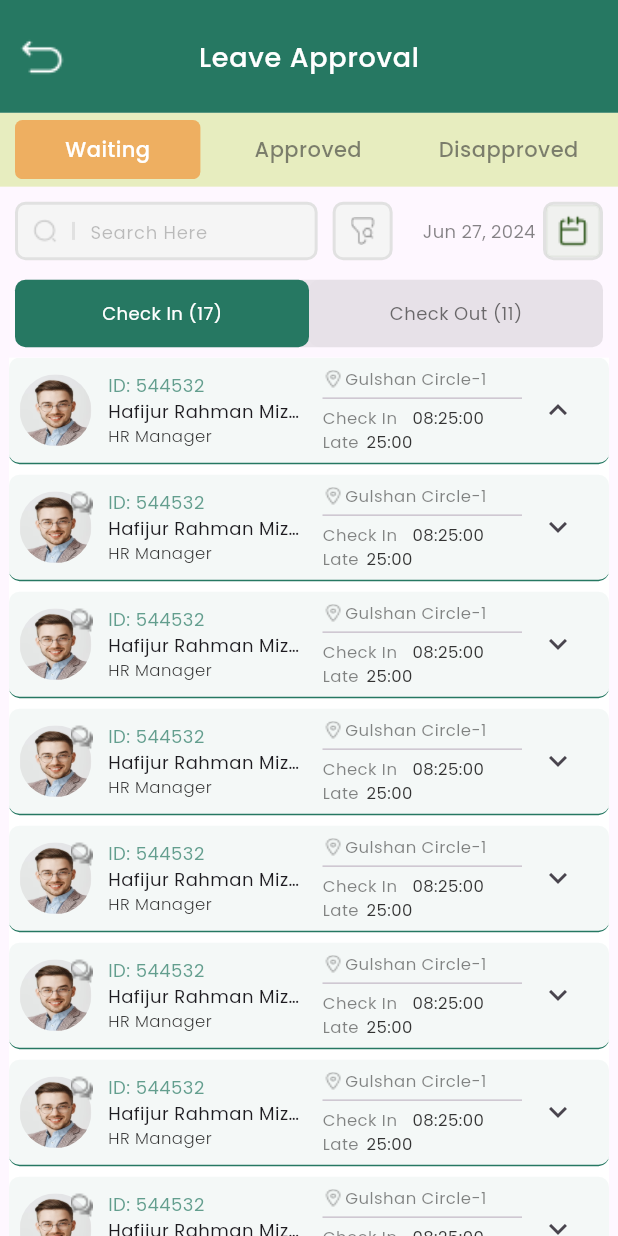
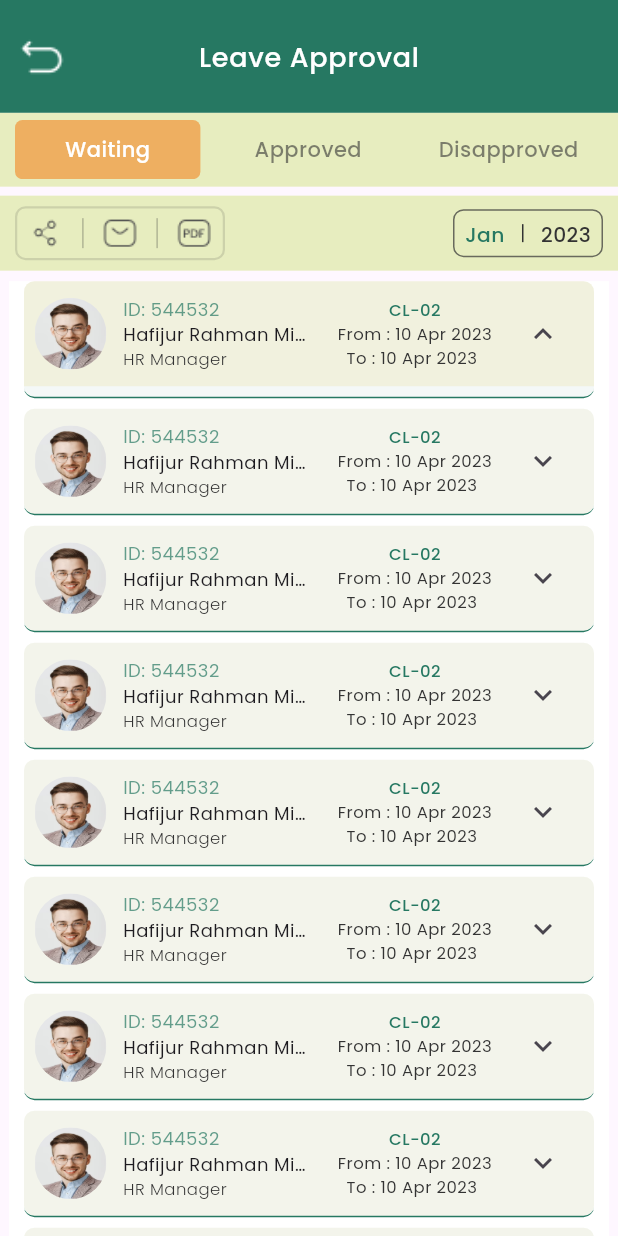
Before and after one commit to jibika52/jibika_plexus, a Flutter app: the screen it shows after launch, on a phone screen of 412 x 824 dp. Run offline on Flutter 3.47's test engine with Material 3 defaults, Android fonts, the phone set to English and light mode, and no system bars; our stand-ins replace animated_notch_bottom_bar, country_picker, fl_chart, flutter_svg, get_storage, google_fonts and 3 more; statements that could not run were skipped; project files that could hold a hidden picture were left out.

Commit message:
done leave Approval

```diff
--- a/lib/View/HomeScreen/HomeComponent/HomeFirstPartComponent/HomeFirstPartComponentLeave/home_first_part_component_leave.dart
+++ b/lib/View/HomeScreen/HomeComponent/HomeFirstPartComponent/HomeFirstPartComponentLeave/home_first_part_component_leave.dart
@@ -26,7 +26,10 @@ class HomeFirstPartComponentLeave extends StatefulWidget {
 class _HomeFirstPartComponentLeaveState extends State<HomeFirstPartComponentLeave> {
   int  selectedindex=0;
   double animatedheight=0;
+  double animatwidth=100;
   String ? getindex;
+  bool _is_click_date=false;
+  int selectedmonth=0;
   @override
   Widget build(BuildContext context) {
     final isChekin=Provider.of<CounterProvider>(context).isCheckIn;
@@ -42,6 +45,7 @@ class _HomeFirstPartComponentLeaveState extends State<HomeFirstPartComponentLeav
         width: double.infinity,
         child: Column(
           children: [
+            /// ------------------------ Waiting approved and disApproved ---------------------------
             Container(
               height: h*.06,
               width: double.infinity,
@@ -61,7 +65,6 @@ class _HomeFirstPartComponentLeaveState extends State<HomeFirstPartComponentLeav
                         }
                        else if(index==1){
                           value.leave_approval();
-                          print("ddddddddddddddddddddddddd");
                         }
                        else{
                           value.leave_Disapproval();
@@ -83,180 +86,128 @@ class _HomeFirstPartComponentLeaveState extends State<HomeFirstPartComponentLeav
                     ),),
               )
             ),
+            SizedBox(height: 6,),
+            /// ------------------ Second part ------------///
+            InkWell(
+              onTap: () {
+                  setState(() {
+                    _is_click_date=!_is_click_date;
+                    if(_is_click_date==true){
+                      animatwidth=w*0.95;
+                    }else{
+                      animatwidth=100.0;
+                    }
+              },);
+
+              },
+              child: Container(
+                height: 50,
+                width: double.infinity,
+                padding: EdgeInsets.only(left: 10, right: 10, top: 7, bottom: 7 ),
+                color: leave_approval_button_color,
+                child: Stack(
+                  children: [
                     Container(
-              height: 55,
-              width: double.infinity,
-              padding: EdgeInsets.only(
-                  top: 10,right: 10,left: 10,bottom: 6
-              ),
-              child: Row(
-                children: [
-                  Expanded(
-                      flex: 10,
-                      child: Container(
-                        height: 48,
-                        width: 300,
+                      height: 42,
+                      width: 140,
                       decoration: BoxDecoration(
                         borderRadius: BorderRadius.circular(7),
-                            color:Color.fromRGBO(245, 245, 245, 1),
-                            border: Border.all(width: 2,color: Main_Theme_textColor.withOpacity(0.1))
-                        ),
-                        child: Row(
-                          children: [
-                            Container(
-                              margin: EdgeInsets.only(
-                                  left: 10,right: 10
-                              ),
-                              height: 16,width: 16 ,
-                              child: CustomImageSction(height: 16, width: 16, radius: 1, image: "Assets/DashBoardIcons/searchnormal.png"),
-                            ),
-                            Container(
-                              margin: EdgeInsets.only(right: 10
-                              ),
-                              height: 12,
-                              width: 2,
-                              color: Main_Theme_textColor.withOpacity(0.1),
-                            ),
-                            Expanded(
-                              child: Container(
-                                  child: TextFormField(
-                                    style: GoogleFonts.poppins(
-                                      fontWeight: FontWeight.w400,
-                                      fontSize: 12,
-                                    ),
-                                    decoration: InputDecoration(
-                                        contentPadding: EdgeInsets.only(bottom: 10),
-                                        border: InputBorder.none,
-                                        hintStyle: TextStyle(
-                                            fontWeight: FontWeight.w400,
-                                            fontSize: 12,
-                                            color: Main_Theme_textColor.withOpacity(0.30)
-                                        ),
-                                        hintText: "Search Here"
-                                    ),
+                       // color: Colors.red,
+                        border: Border.all(
+                          color: Main_Theme_textColor.withOpacity(0.15),
+                          width: 1.5
                         )
                       ),
-                            )
-                          ],
+                      padding: EdgeInsets.only(left: 7,right: 7),
+                      child: Row(
+                        mainAxisAlignment: MainAxisAlignment.spaceBetween,
+                        children: [
+                          CustomImageSction(height: 24, width: 24, radius: 1, image: "Assets/Icons/share2.png"),
+                         Container(
+                            height: 20,
+                            width: 1,
+                            color: Main_Theme_textColor.withOpacity(0.3),
                           ),
-                      )),
+                          CustomImageSction(height: 24, width: 24, radius: 1, image: "Assets/Icons/sms.png"),
+                         Container(
+                            height: 20,
+                            width: 1,
+                            color: Main_Theme_textColor.withOpacity(0.3),
+                          ),
+                          CustomImageSction(height: 24, width: 24, radius: 1, image: "Assets/Icons/pdf.png"),
 
-                  Container(
-                    height: 53,
-                    width: 40,
-                    margin: EdgeInsets.only(
-                        left: 10,right: 10
-                    ),
-                    padding: EdgeInsets.symmetric(
-                        horizontal: 10,
-                        vertical: 7.95
-                    ),
-                    decoration: BoxDecoration(
-                        borderRadius: BorderRadius.circular(7),
-                        color:Color.fromRGBO(245, 245, 245, 1),
-                        border: Border.all(width: 2,color: Main_Theme_textColor.withOpacity(0.1))
-                    ),
-                    child: CustomImageSction(height: 17, width: 15, radius: 1, image: "Assets/DrawerImage/search_filter.png"),
-                  ),
-
-
-
-                  Container(
-                    height: 54,
-                    child: Row(
-                      mainAxisAlignment: MainAxisAlignment.end,
-                      crossAxisAlignment: CrossAxisAlignment.center,
-                      children: [
-                        Padding(
-                          padding: const EdgeInsets.only(top: 1.0,left: 10),
-                          child: ColorCustomText(
-                            text: "${selected2Datee}",
-                            textColor: Main_Theme_textColor.withOpacity(0.6),
-                            fontSize: 12,
-                            fontWeight: FontWeight.w400, letterSpacing: 0.2,),
-                        ),
-                        SizedBox(width: 5,),
-                        /// ---------- Custom Calender Part --------- ///
-                        InkWell(
-                          onTap: () {
-                            _select2Date(context);
-                          },
-                          child: Container(
-                            height: 53,
-                            width: 40,
-                            decoration: BoxDecoration(
-                                borderRadius: BorderRadius.circular(7),
-                                color:Color.fromRGBO(245, 245, 245, 1),
-                                border: Border.all(width: 2,color: Main_Theme_textColor.withOpacity(0.1))
-                            ),
-                            child: CustomImageSction(height: 17, width: 15, radius: 1, image: "Assets/DashBoardIcons/clender.png"),
-                          ),
-                        ),
                         ],
                       ),
                     ),
-                ],
-              ),
-            ),
-
-            /// ------------------ Second part ------------///
-            Consumer<CounterProvider>(
-              builder: (context, value, child) {
-                return Container(
-                  height: 45,width: double.infinity,
+                    Positioned(
+                        right: 0,
+                        bottom: 2,
+                        child: AnimatedContainer(
+                      duration: Duration(milliseconds: 300),
+                      height: 32,
+                      width: animatwidth,
                       decoration: BoxDecoration(
                           borderRadius: BorderRadius.circular(7),
-                      color: Main_Theme_textColor.withOpacity(0.1)
+                            color: leave_approval_button_color,
+                          border: Border.all(
+                              color: Main_Theme_textColor.withOpacity(0.7),
+                              width: 1
+                          )
                       ),
-                  margin: EdgeInsets.only(
-                      top: 7,bottom: 7,left: 10,right: 10
+                      padding: EdgeInsets.all(7),
+                      child: Row(
+                        mainAxisAlignment: MainAxisAlignment.spaceBetween,
+                        children: [
+                        _is_click_date==false?  ColorCustomText(fontSize: font12header, fontWeight: FontWeight.w500, text: "${monthList[selectedmonth]}", letterSpacing: 0.3,
+                            textColor: CustomButtonColor) :
+                                Expanded(child: ListView.builder(
+                                  itemCount: MonthList.length,
+                                  scrollDirection: Axis.horizontal,
+                                  itemBuilder: (context, index) {
+                                  return InkWell(
+                                    onTap: () {
+                                          setState(() {
+                                            selectedmonth=index;
+                                            _is_click_date=!_is_click_date;
+                                            if(_is_click_date==true){
+                                              animatwidth=w*0.95;
+                                            }else{
+                                              animatwidth=100.0;
+                                            }
+
+                                        },);
+
+
+                                    },
+                                    child: Padding(
+                                      padding: const EdgeInsets.only(right: 10.0,left: 5),
+                                      child: Text("${MonthList[index]}"),
                                     ),
-                  child: Row(
-                    children: [
-                      Expanded(
-                          child: InkWell(
-                            onTap: () {
-                              value.clickIn();
-                            },
-                            child: Container(
-                              height: 50,
-                              width: 500,
-                              decoration: BoxDecoration(
-                                borderRadius: BorderRadius.circular(7),
-                                color:value.isCheckIn==true? CheckInColor:Main_Theme_textColor.withOpacity(0.01),
+                                  ) ;
+                                },)),
+                          Container(
+                            height: 12,
+                            width: 1,
+                            color: Main_Theme_textColor,
+                            margin: EdgeInsets.only(left: 5,right: 5),
                           ),
-                              alignment: Alignment.center,child: ColorCustomText(fontSize: 12, fontWeight: FontWeight.w400, text: "Check In (17)", letterSpacing: 0.3,textColor:value.isCheckIn==true? Main_Theme_WhiteCollor:Main_Theme_textColor.withOpacity(0.70),),
-                            ),
-                          )),
-                      Expanded(
-                          child: InkWell(
-                            onTap: () {
-                              value.clickout();
-                              setState(() {
-                                animatedheight=0;
-                              });
-                            },
-                            child: Container(
-                              height: 50,
-                              width: 500,
-                              decoration: BoxDecoration(
-                                borderRadius: BorderRadius.circular(7),
-                                color:value.isCheckIn==true?Main_Theme_textColor.withOpacity(0.01): CheckOutColor,
-                              ),
-                              alignment: Alignment.center,child: ColorCustomText(fontSize: 12, fontWeight: FontWeight.w400, text: "Check Out (11)", letterSpacing: 0.3,textColor:value.isCheckIn==true?Main_Theme_textColor.withOpacity(0.70): Main_Theme_WhiteCollor,),
-
+                          ColorCustomText(fontSize: font12header, fontWeight: FontWeight.w500, text: "2023", letterSpacing: 0.3, textColor: Main_Theme_textColor),
+                        ],
                       ),
                     ))
                   ],
                 ),
-                );
-              },
+              ),
             ),
             /// ------------------ third part ------------///
             Expanded(
               child: Container(
+                margin: EdgeInsets.only(top: 7),
                 width: 400,
                 color: Main_Theme_WhiteCollor,
+                padding: EdgeInsets.only(
+                  left: 10,right: 10
+                ),
                 child: Container(
                     child: ListView.builder(
                       itemCount: 10,
@@ -272,7 +223,7 @@ class _HomeFirstPartComponentLeaveState extends State<HomeFirstPartComponentLeav
                                     animatedheight=0;
                                     getindex='';
                                   }else{
-                                    animatedheight=270;
+                                    animatedheight=130;
                                     getindex="$index";
                                   }
 
@@ -283,8 +234,8 @@ class _HomeFirstPartComponentLeaveState extends State<HomeFirstPartComponentLeav
                           child: Container(
                             decoration: BoxDecoration(
                                 borderRadius: BorderRadius.all( Radius.circular(7)),
-                                //  color: Color(0xffF3FCFB)
-                                color:isChekin==false?  CheckOutColor.withOpacity(0.08) : CustomButtonColor.withOpacity(0.05),
+
+                                 color:  CustomButtonColor.withOpacity(0.05),
                                 border: Border(bottom: BorderSide( color:isChekin==false?CheckOutColor:  CustomButtonColor))
                             ),
                             margin: EdgeInsets.only(bottom: 7),
@@ -300,8 +251,8 @@ class _HomeFirstPartComponentLeaveState extends State<HomeFirstPartComponentLeav
                                       bottomLeft: Radius.circular( selectedindex==index?0:7),
                                       bottomRight:Radius.circular( selectedindex==index?0:7),
                                     ),
-                                    //  color: Color(0xffF3FCFB)
-                                    //   color: CustomButtonColor.withOpacity(0.05),
+
+                                     color:selectedindex==index?leave_color.withOpacity(0.1) : leave_color.withOpacity(0.05),
                                     //  border: Border(bottom: BorderSide(color:_selectedindex==index?CustomButtonColor.withOpacity(0.05): CustomButtonColor))
                                   ),
                                   width: double.infinity,
@@ -329,9 +280,7 @@ class _HomeFirstPartComponentLeaveState extends State<HomeFirstPartComponentLeav
                                                   child: CustomImageSction(height: 50, width: 50, radius: 1, image: "Assets/DrawerImage/testperson.png")
                                               ),
                                             ),
-                                            selectedindex==index || getindex==0? Container():  Positioned(
-                                                right: 0,
-                                                child: CustomImageSction(height: 18, width: 15, radius: 1, image: "Assets/DrawerImage/chat.png"))
+
 
                                           ],
                                         ),
@@ -354,45 +303,33 @@ class _HomeFirstPartComponentLeaveState extends State<HomeFirstPartComponentLeav
                                             ],
                                           )),
                                       SizedBox(width: 10,),
+
+
                                       Expanded(
                                           flex: 4,
                                           child: Column(
-                                            crossAxisAlignment: CrossAxisAlignment.start,
+                                            crossAxisAlignment: CrossAxisAlignment.center,
                                             mainAxisAlignment: MainAxisAlignment.center,
                                             children: [
                                               Row(
+                                                mainAxisAlignment: MainAxisAlignment.center,
                                                 children: [
-                                                  CustomImageSction(height: 12, width: 15, radius: 1, image: "Assets/DrawerImage/location.png"),
-                                                  ColorCustomText(fontSize: 11, fontWeight: FontWeight.w400, text: "Gulshan Circle-1", letterSpacing: 0.3, textColor: Main_Theme_textColor.withOpacity(0.6),),
-                                                ],
-                                              ),
-                                              Divider(
-                                                height: 10,
-                                              ),
-                                              Row(
-                                                children: [
-                                                  ColorCustomText(fontSize: 11, fontWeight: FontWeight.w400, text:isChekin==false?"Check Out": "Check In", letterSpacing: 0.3, textColor: Main_Theme_textColor.withOpacity(0.6),),
-                                                  SizedBox(width: 10,),
-                                                  CustomText(fontSize: 11, fontWeight: FontWeight.w400, text: "08:25:00", letterSpacing: 0.3, ),
+                                                ColorCustomText(fontSize: 11, fontWeight: FontWeight.w500, text: "CL-02", letterSpacing: 0.3, textColor: CustomButtonColor,),
                                                 ],
                                               ),
                                               Row(
+                                                mainAxisAlignment: MainAxisAlignment.center,
                                                 children: [
-                                                  ColorCustomText(fontSize: 11, fontWeight: FontWeight.w400, text:isChekin==false?"Early" :"Late", letterSpacing: 0.3, textColor: Main_Theme_textColor.withOpacity(0.6),),
-                                                  SizedBox(width: 5,),
-                                                  CustomText(fontSize: 11, fontWeight: FontWeight.w400, text: "25:00", letterSpacing: 0.3, ),
+                                                  ColorCustomText(fontSize: 11, fontWeight: FontWeight.w400, text: "From : " , letterSpacing: 0.3, textColor: Main_Theme_textColor,),
+                                                  CustomText(fontSize: 11, fontWeight: FontWeight.w400, text: "10 Apr 2023", letterSpacing: 0.3, ),
+                                                ],
+                                              ),
+                                              Row(
+                                                mainAxisAlignment: MainAxisAlignment.center,
+                                                children: [
+                                                  ColorCustomText(fontSize: 11, fontWeight: FontWeight.w400, text: "To : ", letterSpacing: 0.3, textColor: Main_Theme_textColor),
+                                                  CustomText(fontSize: 11, fontWeight: FontWeight.w400, text: "10 Apr 2023", letterSpacing: 0.3, ),
                                                   SizedBox(width: 4,),
-
-                                                  isChekin==false?  Container(height: 10,width: 1,color: Main_Theme_textColor,):Container(),
-                                                  SizedBox(width: 4,),
-
-                                                  isChekin==false? Row(
-                                                    children: [
-                                                      ColorCustomText(fontSize: 11, fontWeight: FontWeight.w400, text:"OT", letterSpacing: 0.3, textColor: Main_Theme_textColor.withOpacity(0.6),),
-                                                      SizedBox(width: 5,),
-                                                      CustomText(fontSize: 11, fontWeight: FontWeight.w400, text: "25:00", letterSpacing: 0.3, ),
-                                                    ],
-                                                  ):Container(),
 
                                                 ],
                                               ),
@@ -410,6 +347,7 @@ class _HomeFirstPartComponentLeaveState extends State<HomeFirstPartComponentLeav
                                 ),
                                 selectedindex==index?
                                 AnimatedContainer(
+                                  margin: EdgeInsets.only(top: 7),
                                   height: animatedheight,
                                   width: double.infinity,
                                   duration: Duration(milliseconds: 400),
@@ -417,17 +355,17 @@ class _HomeFirstPartComponentLeaveState extends State<HomeFirstPartComponentLeav
                                     child: SingleChildScrollView(
                                       child: Column(
                                         children: [
-                                          Divider(),
-                                          Padding(
-                                            padding: const EdgeInsets.only(left: 10.0,top: 5,bottom: 10),
-                                            child: Row(
-                                              children: [
-                                                CustomImageSction(height: 18, width: 15, radius: 1, image: "Assets/DrawerImage/chat.png"),
-                                                SizedBox(width: 10,),
-                                                ColorCustomText(fontSize: 11, fontWeight: FontWeight.w400, text: "Gulshan Circle-1", letterSpacing: 0.3, textColor: Main_Theme_textColor.withOpacity(0.6),),
-                                              ],
-                                            ),
-                                          ),
+                                          // Divider(),
+                                          // Padding(
+                                          //   padding: const EdgeInsets.only(left: 10.0,top: 5,bottom: 10),
+                                          //   child: Row(
+                                          //     children: [
+                                          //       CustomImageSction(height: 18, width: 15, radius: 1, image: "Assets/DrawerImage/chat.png"),
+                                          //       SizedBox(width: 10,),
+                                          //       ColorCustomText(fontSize: 11, fontWeight: FontWeight.w400, text: "Gulshan Circle-1", letterSpacing: 0.3, textColor: Main_Theme_textColor.withOpacity(0.6),),
+                                          //     ],
+                                          //   ),
+                                          // ),
                                           Container(
                                             decoration: BoxDecoration(
                                               borderRadius: BorderRadius.circular(7),
@@ -436,12 +374,14 @@ class _HomeFirstPartComponentLeaveState extends State<HomeFirstPartComponentLeav
                                                   color: Main_Theme_textColor.withOpacity(0.1)
                                               ),
                                             ),
+                                            height: 60,
                                             padding: EdgeInsets.all(10),
+                                            margin: EdgeInsets.all(7),
                                             child: CustomText(fontSize: 12, fontWeight: FontWeight.w400, text: "$Loremtext", letterSpacing: 0.3,textAlign: TextAlign.justify,),
                                           ),
                                           SizedBox(height: 7,),
                                           Container(
-                                            height: 45,
+                                            height: 40,
                                             width: double.infinity,
                                             padding: EdgeInsets.only(left: 20,right: 20),
                                             child: Row(
@@ -528,5 +468,8 @@ class _HomeFirstPartComponentLeaveState extends State<HomeFirstPartComponentLeav
   List Approvallist=[
     "Waiting","Approved","Disapproved"
   ];
+  List MonthList=[
+    "Jan","Feb","Mar","Apr","May","Jun","Jul","Aug","Sep","Oct","Nov","Dec"
+  ];
 
 }
```
Also changed, not shown: Assets/Icons/pdf.png (added), Assets/Icons/share2.png (added), Assets/Icons/sms.png (added). Lines whose indentation alone changed are shown as unchanged.
